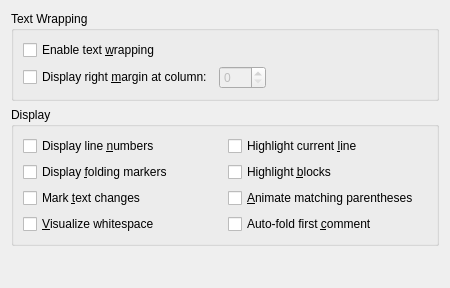
qt-creator/qt-creator, file src/plugins/texteditor/displaysettingspage.ui: the form before one commit.
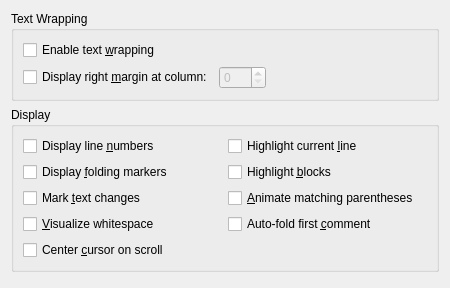
The form after the commit.

Commit message: Add "center cursor on scroll" option for the base text editor

Patch:
```diff
--- a/src/plugins/texteditor/displaysettingspage.ui
+++ b/src/plugins/texteditor/displaysettingspage.ui
@@ -89,6 +89,13 @@
         </property>
        </widget>
       </item>
+      <item row="5" column="0">
+       <widget class="QCheckBox" name="centerOnScroll">
+        <property name="text">
+         <string>Center &amp;cursor on scroll</string>
+        </property>
+       </widget>
+      </item>
      </layout>
     </widget>
    </item>
```
The commit also changes 4 other files.
